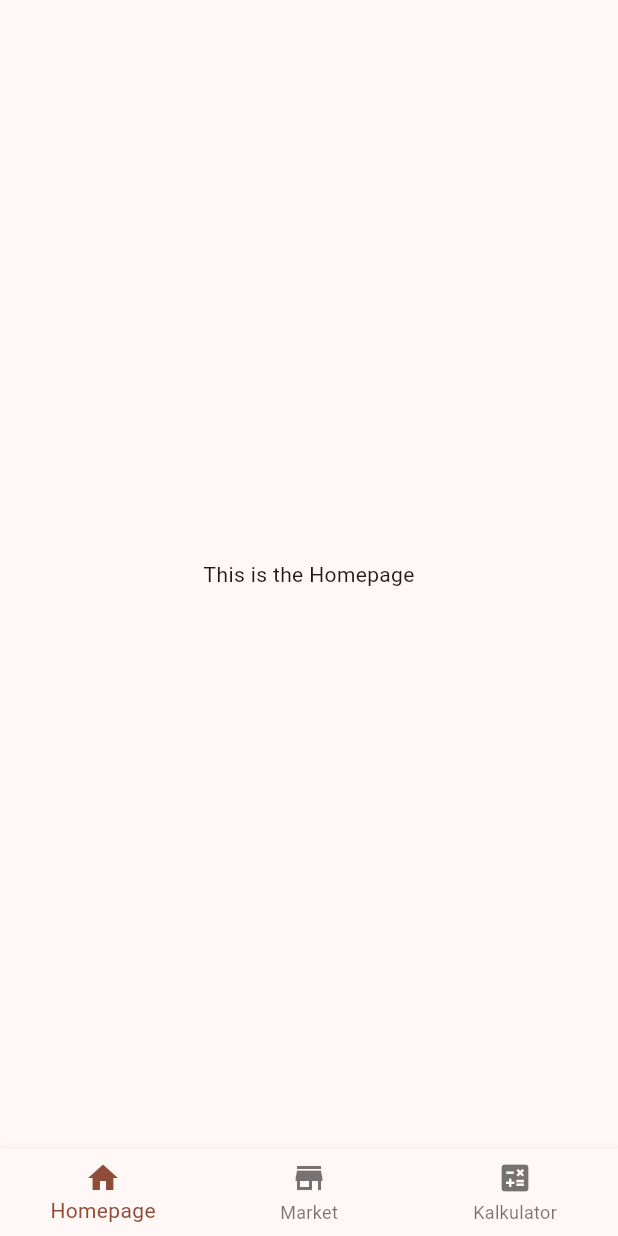
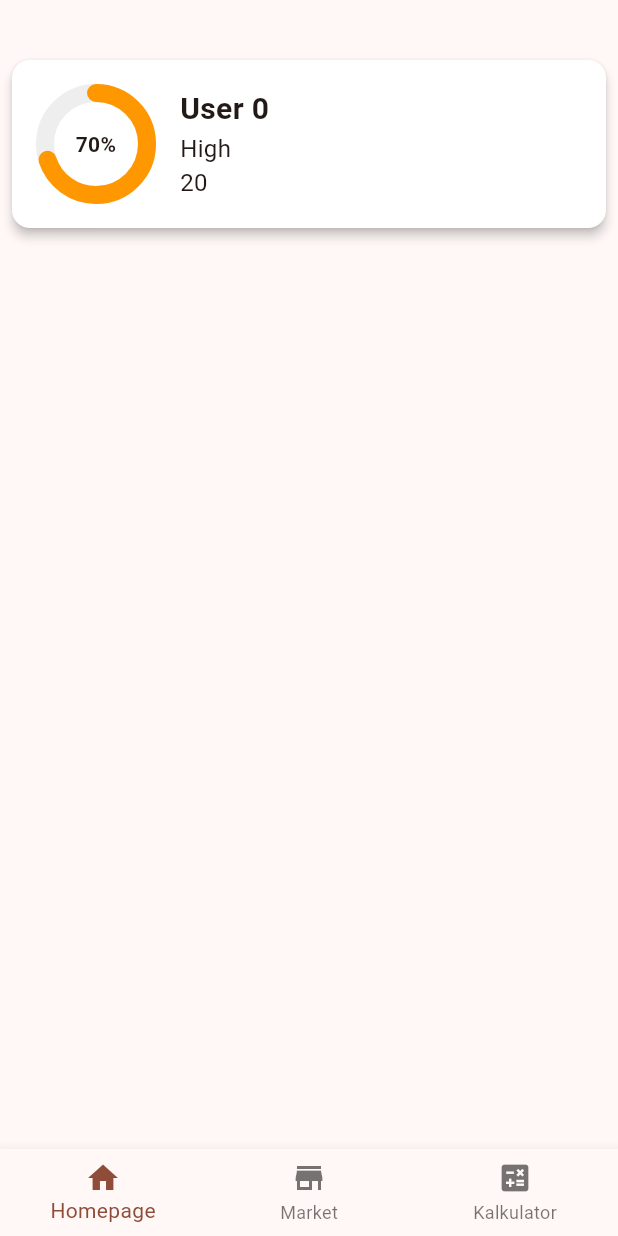
Before and after one commit to wliamgho/Goalfi, a Flutter app: the screen it shows after launch, on a phone screen of 412 x 824 dp. Run offline on Flutter 3.47's test engine with Material 3 defaults, Android fonts, the phone set to English and light mode, and no system bars; our stand-ins replace get_it.

Commit message:
feat: create profile card

```diff
--- /dev/null
+++ b/lib/component/card.dart
@@ -0,0 +1,31 @@
+import 'package:flutter/material.dart';
+
+class ReusableCard extends StatelessWidget {
+  final Widget child;
+  final EdgeInsetsGeometry? margin;
+  final EdgeInsetsGeometry? padding;
+  final double? elevation;
+  final Color? backgroundColor;
+
+  const ReusableCard({
+    Key? key,
+    required this.child,
+    this.margin = const EdgeInsets.all(8.0),
+    this.padding = const EdgeInsets.all(16.0),
+    this.elevation = 3.0,
+    this.backgroundColor = Colors.white,
+  }) : super(key: key);
+
+  @override
+  Widget build(BuildContext context) {
+    return Card(
+      elevation: elevation,
+      margin: margin,
+      color: backgroundColor,
+      child: Padding(
+        padding: padding!,
+        child: child,
+      ),
+    );
+  }
+}
--- /dev/null
+++ b/lib/features/homepage/domain/profile_card/user_profile_data.dart
@@ -0,0 +1,13 @@
+class UserProfile {
+  final String name;
+  final String riskLevel;
+  final int age;
+  final double riskIndicator;
+
+  UserProfile({
+    required this.name,
+    required this.riskLevel,
+    required this.age,
+    required this.riskIndicator,
+  });
+}
--- a/lib/features/homepage/presentation/homepage.dart
+++ b/lib/features/homepage/presentation/homepage.dart
@@ -1,12 +1,21 @@
 import 'package:flutter/material.dart';
+import 'package:goalfi/features/homepage/profile_card/profile_list.dart';
 
 class HomePage extends StatelessWidget {
   const HomePage({Key? key}) : super(key: key);
 
   @override
   Widget build(BuildContext context) {
-    return const Center(
-      child: Text('This is the Homepage'),
+    return Scaffold(
+      body: SingleChildScrollView(
+        child: Column(
+          crossAxisAlignment: CrossAxisAlignment.start,
+          children: const [
+            Padding(padding: EdgeInsets.all(16.0)),
+            ProfileListView()
+          ],
+        ),
+      ),
     );
   }
 }
--- /dev/null
+++ b/lib/features/homepage/profile_card/profile_card.dart
@@ -0,0 +1,124 @@
+import 'package:flutter/material.dart';
+import 'package:goalfi/component/card.dart';
+import '../domain/profile_card/user_profile_data.dart';
+
+class ProfileCard extends StatelessWidget {
+  final UserProfile userProfile;
+
+  const ProfileCard({Key? key, required this.userProfile}) : super(key: key);
+
+  @override
+  Widget build(BuildContext context) {
+    return ReusableCard(
+      child: Row(
+        crossAxisAlignment: CrossAxisAlignment.center,
+        children: [
+          RiskIndicator(value: userProfile.riskIndicator),
+          const SizedBox(width: 16),
+          Column(
+            crossAxisAlignment: CrossAxisAlignment.start,
+            children: [
+              Text(
+                userProfile.name,
+                style: const TextStyle(
+                  fontSize: 20,
+                  fontWeight: FontWeight.bold,
+                ),
+              ),
+              Text(
+                userProfile.riskLevel,
+                style: const TextStyle(fontSize: 16),
+              ),
+              Text(
+                '${userProfile.age}',
+                style: const TextStyle(fontSize: 16),
+              ),
+            ],
+          ),
+        ],
+      ),
+    );
+  }
+}
+
+class RiskIndicator extends StatelessWidget {
+  final double value;
+
+  const RiskIndicator({Key? key, required this.value}) : super(key: key);
+
+  @override
+  Widget build(BuildContext context) {
+    return SizedBox(
+      width: 80,
+      height: 80,
+      child: Stack(
+        alignment: Alignment.center,
+        children: [
+          CustomPaint(
+            size: const Size(120, 120), // The size of the custom circle
+            painter: CircularProgressPainter(
+              progress: value,
+              strokeWidth: 12, // Thickness of the circle
+              backgroundColor: Colors.grey[200]!,
+              progressColor: value > 0.7
+                  ? Colors.red
+                  : (value > 0.4 ? Colors.orange : Colors.green),
+            ),
+          ),
+          Text(
+            '${(value * 100).toInt()}%',
+            style: const TextStyle(fontSize: 14, fontWeight: FontWeight.bold),
+            textAlign: TextAlign.center,
+          ),
+        ],
+      ),
+    );
+  }
+}
+
+class CircularProgressPainter extends CustomPainter {
+  final double progress; // Progress value between 0.0 and 1.0
+  final double strokeWidth;
+  final Color backgroundColor;
+  final Color progressColor;
+
+  CircularProgressPainter({
+    required this.progress,
+    required this.strokeWidth,
+    required this.backgroundColor,
+    required this.progressColor,
+  });
+
+  @override
+  void paint(Canvas canvas, Size size) {
+    final Paint backgroundPaint = Paint()
+      ..color = backgroundColor
+      ..style = PaintingStyle.stroke
+      ..strokeWidth = strokeWidth;
+
+    final Paint progressPaint = Paint()
+      ..color = progressColor
+      ..style = PaintingStyle.stroke
+      ..strokeWidth = strokeWidth
+      ..strokeCap = StrokeCap.round;
+
+    final double radius = (size.width / 2) - (strokeWidth / 2);
+    final Offset center = Offset(size.width / 2, size.height / 2);
+
+    // Draw the background circle
+    canvas.drawCircle(center, radius, backgroundPaint);
+
+    // Draw the progress arc
+    final double sweepAngle = 2 * 3.141592653589793 * progress;
+    canvas.drawArc(
+      Rect.fromCircle(center: center, radius: radius),
+      -3.141592653589793 / 2, // Start angle (top)
+      sweepAngle,
+      false, // Arc is not filled
+      progressPaint,
+    );
+  }
+
+  @override
+  bool shouldRepaint(CustomPainter oldDelegate) => true;
+}
--- /dev/null
+++ b/lib/features/homepage/profile_card/profile_list.dart
@@ -0,0 +1,27 @@
+import 'package:flutter/material.dart';
+import 'package:goalfi/features/homepage/domain/profile_card/user_profile_data.dart';
+import 'package:goalfi/features/homepage/profile_card/profile_card.dart';
+
+class ProfileListView extends StatelessWidget {
+  const ProfileListView({Key? key}) : super(key: key);
+
+  @override
+  Widget build(BuildContext context) {
+    // Sample list of users
+    final users = List.generate(
+      1,
+      (index) => UserProfile(
+        name: "User $index",
+        riskLevel: "High",
+        age: 20,
+        riskIndicator: 0.7, // Example risk values (0.0 to 1.0)
+      ),
+    );
+
+    return Column(
+      children: users.map((user) {
+        return ProfileCard(userProfile: user);
+      }).toList(),
+    );
+  }
+}
```
